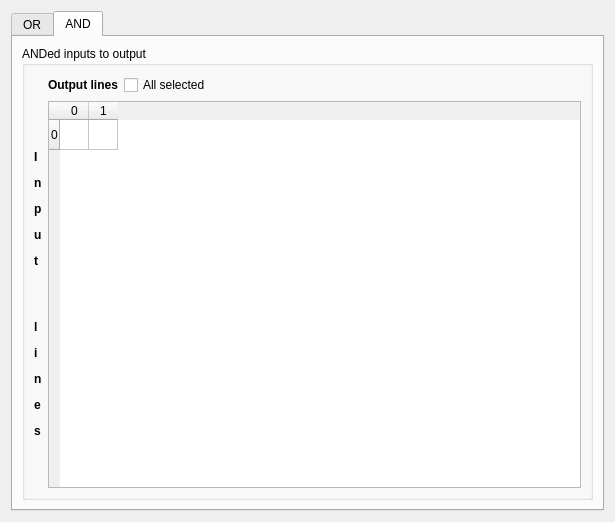
First picture: the form in plugins/dofi/gui/qt/dofi/DofiControlWidget.ui, repository gsi-ee/dabc, before the edit.
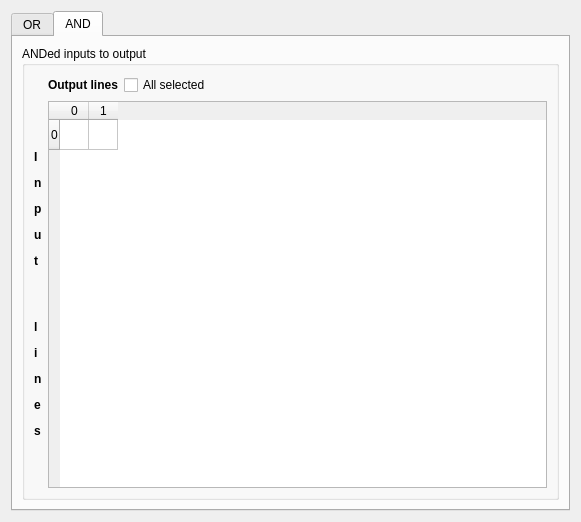
Second picture: the form after the edit.

Diff of the .ui file:
```diff
--- a/plugins/dofi/gui/qt/dofi/DofiControlWidget.ui
+++ b/plugins/dofi/gui/qt/dofi/DofiControlWidget.ui
@@ -6,7 +6,7 @@
    <rect>
     <x>0</x>
     <y>0</y>
-    <width>615</width>
+    <width>581</width>
     <height>522</height>
    </rect>
   </property>
```
